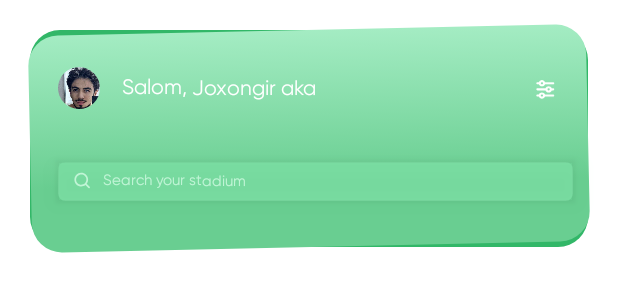
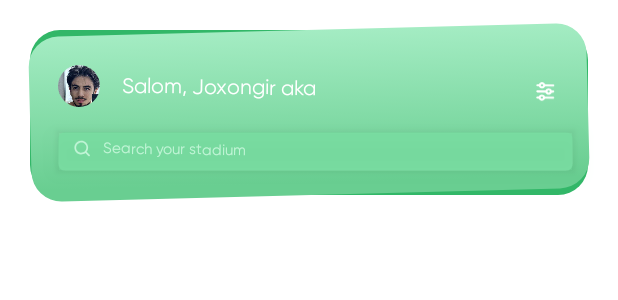
Before and after one commit to tisenres/bron24_android, an Android app built with Jetpack Compose: the @Preview function PreviewSearchView, on a phone screen of 412 x 824 dp. Shown: the top 300 px of the screen. Run offline under Robolectric (Android 15) with nearby library versions, the phone set to English and light mode, and no system bars.

Commit message:
VenueCard

```diff
--- a/app/src/main/java/com/bron24/bron24_android/features/filter/presentetion/SearchView.kt
+++ b/app/src/main/java/com/bron24/bron24_android/features/filter/presentetion/SearchView.kt
@@ -34,13 +34,13 @@ val gilroyFontFamily = FontFamily(
 fun SearchView(modifier: Modifier) {
     Box(
         modifier = modifier
-            .height(144.57.dp)
+            .height(110.dp)
             .fillMaxWidth()
             .background(
                 color = Color(0xFF32B768),
                 shape = RoundedCornerShape(20.dp)
             )
-            .rotate(-1.25f)
+            .rotate(-1.5f)
     ) {
         Box(
             modifier = Modifier
@@ -56,7 +56,7 @@ fun SearchView(modifier: Modifier) {
                     ),
                     shape = RoundedCornerShape(20.dp)
                 )
-                .rotate(1.25f)
+                .rotate(1.5f)
         ) {
             Column(
                 horizontalAlignment = Alignment.Start,
@@ -78,7 +78,7 @@ fun ProfileRow() {
         modifier = Modifier
             .fillMaxWidth()
             .padding(start = 18.74.dp, top = 25.36.dp, end = 22.19.dp)
-            .rotate(0.25f)
+            .rotate(0.75f)
     ) {
         Row(
             verticalAlignment = Alignment.CenterVertically
@@ -117,7 +117,7 @@ fun SearchRow() {
         horizontalArrangement = Arrangement.Start,
         modifier = Modifier
             .fillMaxWidth()
-            .padding(start = 18.85.dp, top = 34.5.dp, end = 10.02.dp)
+            .padding(start = 18.85.dp, top = 14.5.dp, end = 10.02.dp)
             .background(
                 color = Color(0xFF7ADDA2),
                 shape = RoundedCornerShape(5.dp)
@@ -128,7 +128,7 @@ fun SearchRow() {
             )
             .height(26.dp)
             .padding(horizontal = 10.dp)
-            .rotate(0.25f)
+            .rotate(0.75f)
     ) {
         Image(
             painter = painterResource(id = R.drawable.ic_search),
--- a/app/src/main/java/com/bron24/bron24_android/features/home/presentation/HomePage.kt
+++ b/app/src/main/java/com/bron24/bron24_android/features/home/presentation/HomePage.kt
@@ -30,7 +30,7 @@ fun HomePage() {
         .fillMaxSize()
         .background(Color.White)
     ) {
-        SearchView(modifier = Modifier.padding(top = 24.dp, start = 25.dp, end = 25.dp, bottom = 19.dp))
+        SearchView(modifier = Modifier.padding(vertical = 25.dp, horizontal = 25.dp))
         VenueListingView(venues = sampleVenues)
     }
 }
--- a/app/src/main/java/com/bron24/bron24_android/features/venuelisting/presentation/VenueListingView.kt
+++ b/app/src/main/java/com/bron24/bron24_android/features/venuelisting/presentation/VenueListingView.kt
@@ -13,7 +13,7 @@ import androidx.compose.runtime.Composable
 @Composable
 fun VenueListingView(venues: List<Venue>) {
     LazyColumn(
-        contentPadding = PaddingValues(start = 29.dp, end = 21.dp),
+        contentPadding = PaddingValues(horizontal = 25.dp),
         verticalArrangement = Arrangement.spacedBy(12.dp)
     ) {
         items(venues) { venue ->
--- /dev/null
+++ b/app/src/main/res/drawable/baseline_favorite_24.xml
@@ -0,0 +1,5 @@
+<vector xmlns:android="http://schemas.android.com/apk/res/android" android:height="24dp" android:tint="#FFFFFF" android:viewportHeight="24" android:viewportWidth="24" android:width="24dp">
+
+    <path android:fillColor="@android:color/white" android:pathData="M12,21.35l-1.45,-1.32C5.4,15.36 2,12.28 2,8.5 2,5.42 4.42,3 7.5,3c1.74,0 3.41,0.81 4.5,2.09C13.09,3.81 14.76,3 16.5,3 19.58,3 22,5.42 22,8.5c0,3.78 -3.4,6.86 -8.55,11.54L12,21.35z"/>
+
+</vector>
--- /dev/null
+++ b/app/src/main/res/drawable/baseline_favorite_border_24.xml
@@ -0,0 +1,5 @@
+<vector xmlns:android="http://schemas.android.com/apk/res/android" android:height="24dp" android:tint="#000000" android:viewportHeight="24" android:viewportWidth="24" android:width="24dp">
+
+    <path android:fillColor="@android:color/white" android:pathData="M16.5,3c-1.74,0 -3.41,0.81 -4.5,2.09C10.91,3.81 9.24,3 7.5,3 4.42,3 2,5.42 2,8.5c0,3.78 3.4,6.86 8.55,11.54L12,21.35l1.45,-1.32C18.6,15.36 22,12.28 22,8.5 22,5.42 19.58,3 16.5,3zM12.1,18.55l-0.1,0.1 -0.1,-0.1C7.14,14.24 4,11.39 4,8.5 4,6.5 5.5,5 7.5,5c1.54,0 3.04,0.99 3.57,2.36h1.87C13.46,5.99 14.96,5 16.5,5c2,0 3.5,1.5 3.5,3.5 0,2.89 -3.14,5.74 -7.9,10.05z"/>
+
+</vector>
```
Also changed, not shown: app/src/main/java/com/bron24/bron24_android/features/venuelisting/presentation/components/VenueCard.kt (+11 -10 lines), 1 other file.
